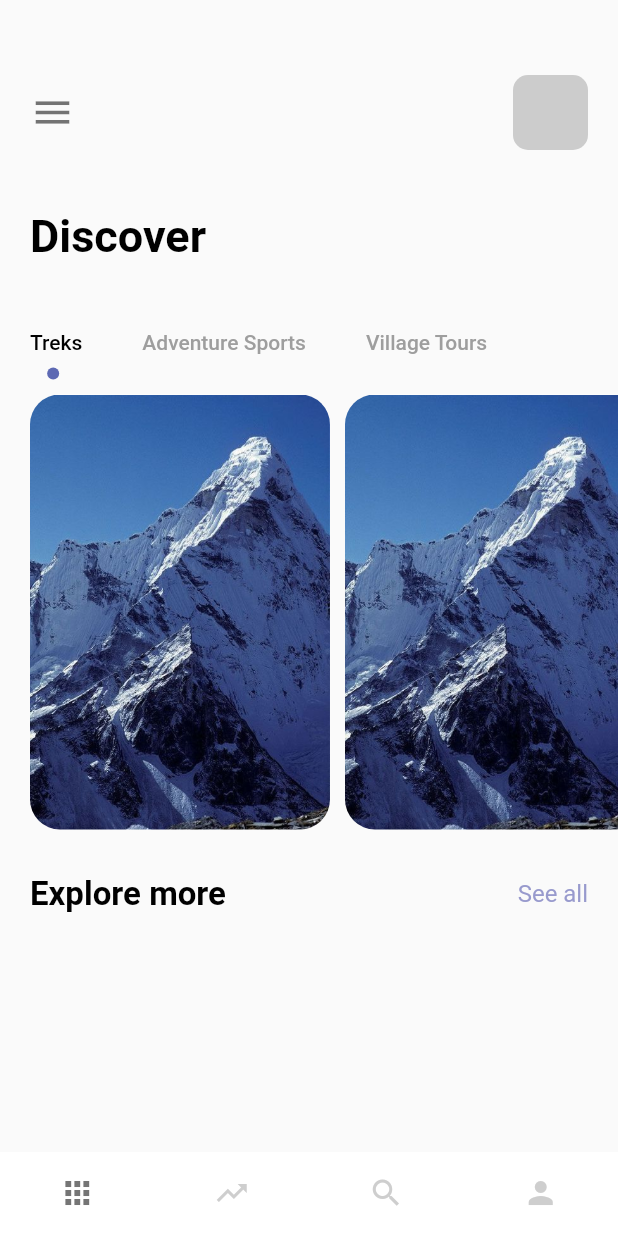
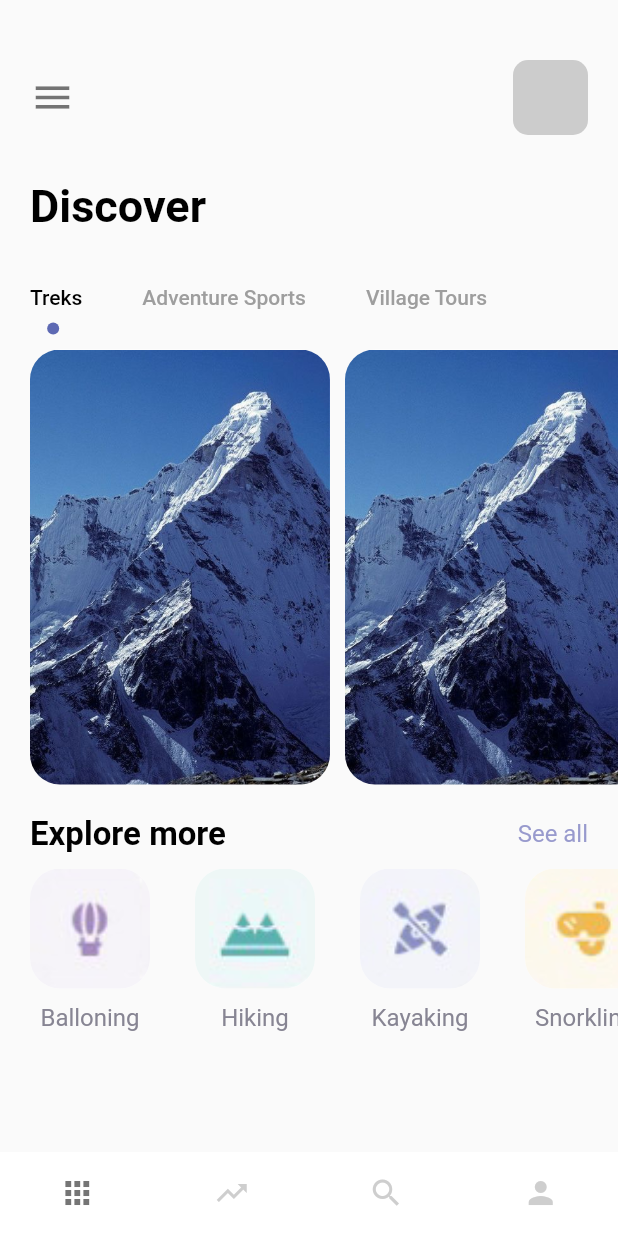
Before and after one commit to ManyuDhyani/Travel-App, a Flutter app: the screen it shows after launch, on a phone screen of 412 x 824 dp. Run offline on Flutter 3.47's test engine with Material 2 defaults, Android fonts, the phone set to English and light mode, and no system bars.

Commit message:
Added the activities in the explore more section. Completed the Home Page UI

```diff
--- a/lib/pages/navpages/homePage.dart
+++ b/lib/pages/navpages/homePage.dart
@@ -12,6 +12,13 @@
 }
 
 class _HomePageState extends State<HomePage> with TickerProviderStateMixin {
+  var images = {
+    "balloning.png": "Balloning",
+    "hiking.png": "Hiking",
+    "kayaking.png": "Kayaking",
+    "snorkling.png": "Snorkling",
+  };
+
   @override
   Widget build(BuildContext context) {
     TabController _tabController = TabController(length: 3, vsync: this);
@@ -21,7 +28,7 @@
         children: [
           // menu text
           Container(
-            padding: const EdgeInsets.only(top: 50.0, left: 20.0),
+            padding: const EdgeInsets.only(top: 40.0, left: 20.0),
             child: Row(
               children: [
                 Icon(
@@ -42,13 +49,13 @@
               ],
             ),
           ),
-          const SizedBox(height: 40),
+          const SizedBox(height: 30),
           //Discover text
           Container(
             margin: const EdgeInsets.only(left: 20.0),
             child: AppLargeText(text: "Discover"),
           ),
-          const SizedBox(height: 30),
+          const SizedBox(height: 20),
           //TabBar: Treks, Village Tours and Adventure Sports
           Container(
             child: Align(
@@ -98,7 +105,8 @@
               Text("All VT"),
             ]),
           ),
-          const SizedBox(height: 30),
+          const SizedBox(height: 20),
+          //Explore more
           Container(
             margin: const EdgeInsets.only(left: 20.0, right: 20.0),
             child: Row(
@@ -111,9 +119,45 @@
                 AppText(
                   text: "See all",
                   color: AppColors.textColor1,
-                )
+                ),
               ],
             ),
+          ),
+          const SizedBox(height: 10),
+          Container(
+            height: 120,
+            width: double.maxFinite,
+            margin: const EdgeInsets.only(left: 20),
+            child: ListView.builder(
+                itemCount: 4,
+                scrollDirection: Axis.horizontal,
+                itemBuilder: (_, index) {
+                  return Container(
+                    margin: const EdgeInsets.only(right: 30.0),
+                    child: Column(children: [
+                      Container(
+                        width: 80,
+                        height: 80,
+                        decoration: BoxDecoration(
+                          borderRadius: BorderRadius.circular(20.0),
+                          color: Colors.white,
+                          image: DecorationImage(
+                            image: AssetImage(
+                                "img/" + images.keys.elementAt(index)),
+                            fit: BoxFit.cover,
+                          ),
+                        ),
+                      ),
+                      const SizedBox(height: 10.0),
+                      Container(
+                        child: AppText(
+                          text: images.values.elementAt(index),
+                          color: AppColors.textColor2,
+                        ),
+                      )
+                    ]),
+                  );
+                }),
           )
         ],
       ),
```
